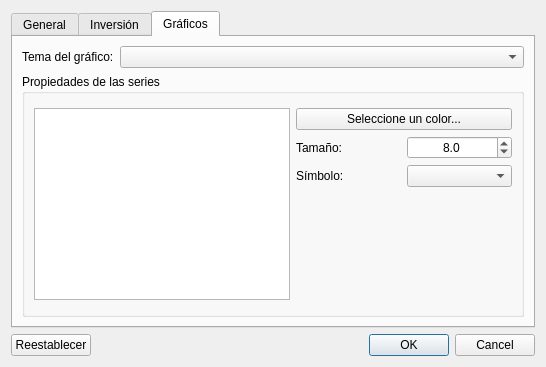
First picture: the form in QVES-App/QVESSettingsDialog.ui, repository joaconigro/QVES, before the edit.
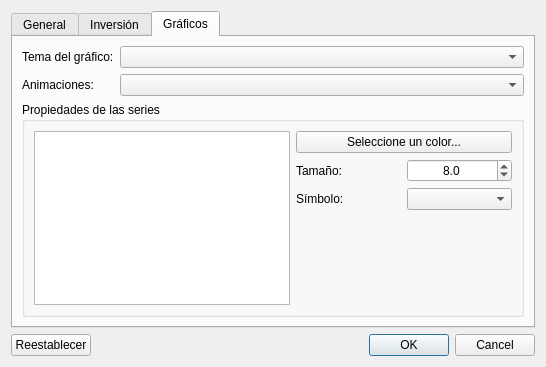
Second picture: the form after the edit. The open tabs and pages were chosen to show the change.

Commit message: Chart animations options on settings

```diff
--- a/QVES-App/QVESSettingsDialog.ui
+++ b/QVES-App/QVESSettingsDialog.ui
@@ -342,7 +342,7 @@
        <item row="0" column="1">
         <widget class="QComboBox" name="chartThemeComboBox"/>
        </item>
-       <item row="1" column="0" colspan="2">
+       <item row="3" column="0" colspan="2">
         <widget class="QGroupBox" name="seriesPropertiesGroupBox">
          <property name="title">
           <string>Propiedades de las series</string>
@@ -408,6 +408,16 @@
          </layout>
         </widget>
        </item>
+       <item row="1" column="0">
+        <widget class="QLabel" name="chartAnimationLabel">
+         <property name="text">
+          <string>Animaciones:</string>
+         </property>
+        </widget>
+       </item>
+       <item row="1" column="1">
+        <widget class="QComboBox" name="chartAnimationComboBox"/>
+       </item>
       </layout>
      </widget>
     </widget>
```
Left out of the diff: 2 changed lines with no effect on the pictures. The commit also changes 6 other files.
